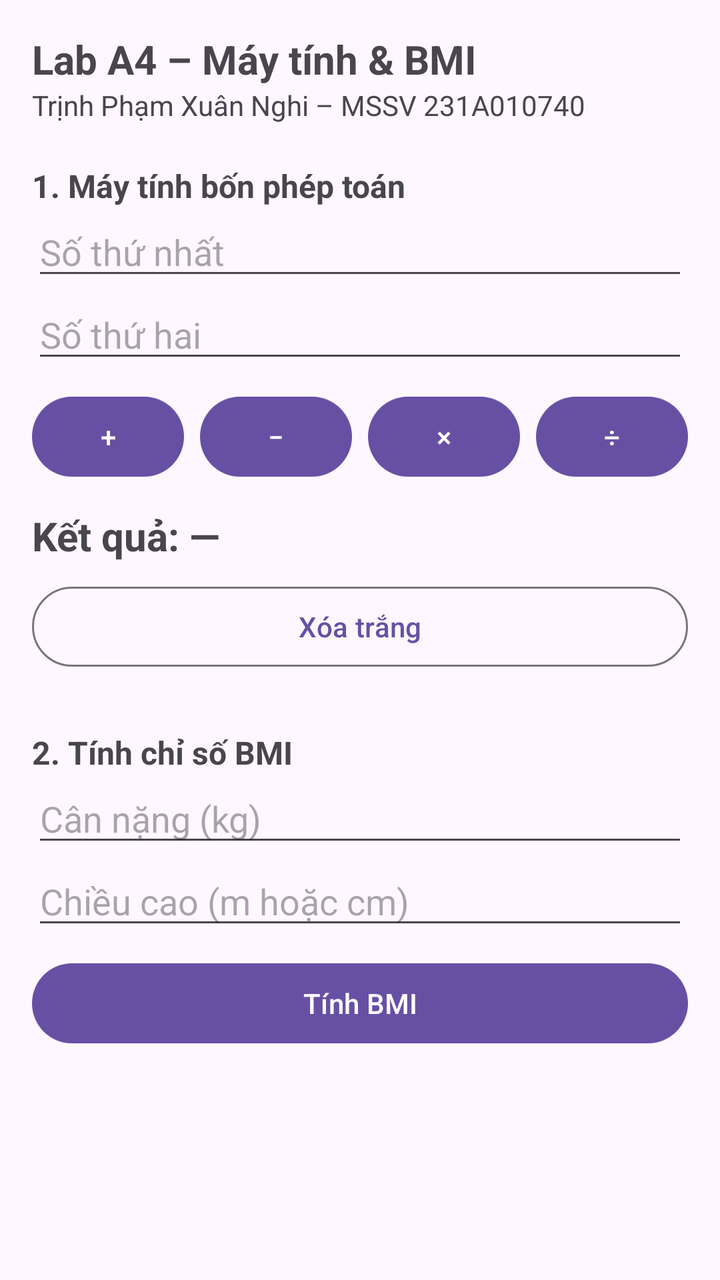
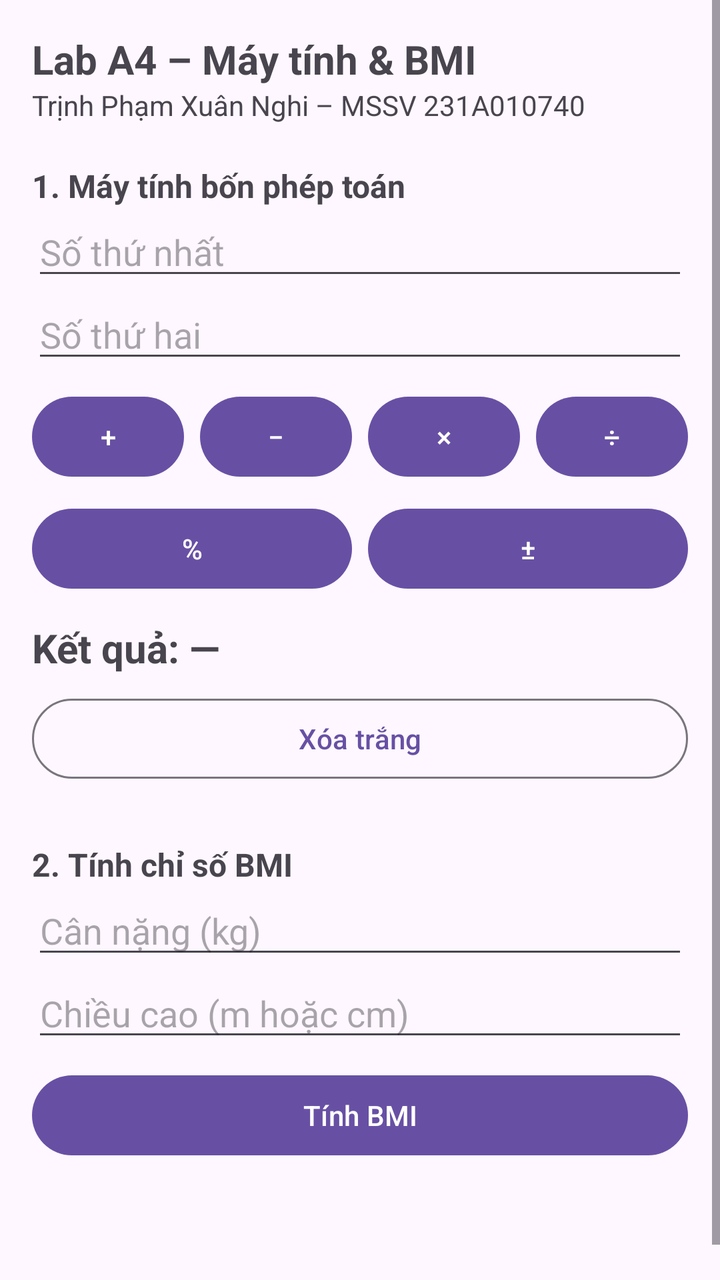

Compare the two renders of this Android layout. The source of the first and the diff that turns it into the second are given below.
<!-- AndroidManifest.xml: application theme Theme.MyApplication -->
<!-- res/layout/activity_main.xml -->
<?xml version="1.0" encoding="utf-8"?>
<ScrollView xmlns:android="http://schemas.android.com/apk/res/android"
    android:id="@+id/main"
    android:layout_width="match_parent"
    android:layout_height="match_parent">

    <LinearLayout
        android:layout_width="match_parent"
        android:layout_height="wrap_content"
        android:orientation="vertical"
        android:padding="16dp">

        <TextView
            android:layout_width="wrap_content"
            android:layout_height="wrap_content"
            android:text="@string/title"
            android:textSize="20sp"
            android:textStyle="bold" />

        <TextView
            android:layout_width="wrap_content"
            android:layout_height="wrap_content"
            android:text="@string/student"
            android:textSize="14sp" />

        

        <TextView
            android:layout_width="wrap_content"
            android:layout_height="wrap_content"
            android:layout_marginTop="20dp"
            android:text="@string/section_calc"
            android:textSize="16sp"
            android:textStyle="bold" />

        <EditText
            android:id="@+id/edtSoA"
            android:layout_width="match_parent"
            android:layout_height="wrap_content"
            android:hint="@string/hint_a"
            android:importantForAutofill="no"
            android:inputType="text" />

        <EditText
            android:id="@+id/edtSoB"
            android:layout_width="match_parent"
            android:layout_height="wrap_content"
            android:hint="@string/hint_b"
            android:importantForAutofill="no"
            android:inputType="numberDecimal|numberSigned" />

        <LinearLayout
            android:layout_width="match_parent"
            android:layout_height="wrap_content"
            android:layout_marginTop="8dp"
            android:orientation="horizontal">

            <Button
                android:id="@+id/btnCong"
                android:layout_width="0dp"
                android:layout_height="wrap_content"
                android:layout_weight="1"
                android:text="@string/op_add" />

            <Button
                android:id="@+id/btnTru"
                android:layout_width="0dp"
                android:layout_height="wrap_content"
                android:layout_marginStart="8dp"
                android:layout_weight="1"
                android:text="@string/op_sub" />

            <Button
                android:id="@+id/btnNhan"
                android:layout_width="0dp"
                android:layout_height="wrap_content"
                android:layout_marginStart="8dp"
                android:layout_weight="1"
                android:text="@string/op_mul" />

            <Button
                android:id="@+id/btnChia"
                android:layout_width="0dp"
                android:layout_height="wrap_content"
                android:layout_marginStart="8dp"
                android:layout_weight="1"
                android:text="@string/op_div" />

        </LinearLayout>

        <TextView
            android:id="@+id/tvKetQua"
            android:layout_width="match_parent"
            android:layout_height="wrap_content"
            android:layout_marginTop="12dp"
            android:text="@string/result_placeholder"
            android:textSize="20sp"
            android:textStyle="bold" />

        <Button
            android:id="@+id/btnXoa"
            style="?attr/materialButtonOutlinedStyle"
            android:layout_width="match_parent"
            android:layout_height="wrap_content"
            android:layout_marginTop="8dp"
            android:text="@string/clear" />

        

        <TextView
            android:layout_width="wrap_content"
            android:layout_height="wrap_content"
            android:layout_marginTop="28dp"
            android:text="@string/section_bmi"
            android:textSize="16sp"
            android:textStyle="bold" />

        <EditText
            android:id="@+id/edtCanNang"
            android:layout_width="match_parent"
            android:layout_height="wrap_content"
            android:hint="@string/hint_weight"
            android:importantForAutofill="no"
            android:inputType="numberDecimal" />

        <EditText
            android:id="@+id/edtChieuCao"
            android:layout_width="match_parent"
            android:layout_height="wrap_content"
            android:hint="@string/hint_height"
            android:importantForAutofill="no"
            android:inputType="numberDecimal" />

        <Button
            android:id="@+id/btnTinhBmi"
            android:layout_width="match_parent"
            android:layout_height="wrap_content"
            android:layout_marginTop="8dp"
            android:text="@string/calc_bmi" />

        <TextView
            android:id="@+id/tvBmi"
            android:layout_width="match_parent"
            android:layout_height="wrap_content"
            android:layout_marginTop="12dp"
            android:textSize="20sp"
            android:textStyle="bold" />

        <TextView
            android:id="@+id/tvPhanLoai"
            android:layout_width="match_parent"
            android:layout_height="wrap_content"
            android:textSize="16sp" />

    </LinearLayout>

</ScrollView>
<!-- resources referenced by this layout -->
<resources>
  <string name="calc_bmi">Tính BMI</string>
  <string name="clear">Xóa trắng</string>
  <string name="hint_a">Số thứ nhất</string>
  <string name="hint_b">Số thứ hai</string>
  <string name="hint_height">Chiều cao (m hoặc cm)</string>
  <string name="hint_weight">Cân nặng (kg)</string>
  <string name="op_add">+</string>
  <string name="op_div">÷</string>
  <string name="op_mul">×</string>
  <string name="op_sub">−</string>
  <string name="result_placeholder">Kết quả: —</string>
  <string name="section_bmi">2. Tính chỉ số BMI</string>
  <string name="section_calc">1. Máy tính bốn phép toán</string>
  <string name="student">Trịnh Phạm Xuân Nghi – MSSV 231A010740</string>
  <string name="title">Lab A4 – Máy tính &amp; BMI</string>
  <style name="Theme.MyApplication" parent="Base.Theme.MyApplication" />
  <style name="Base.Theme.MyApplication" parent="Theme.Material3.DayNight.NoActionBar">
          
          
      </style>
</resources>

<!-- the commit's change to res/layout/activity_main.xml (unified diff, before → after) -->
@@ -39,7 +39,7 @@
             android:layout_height="wrap_content"
             android:hint="@string/hint_a"
             android:importantForAutofill="no"
-            android:inputType="text" />
+            android:inputType="numberDecimal|numberSigned" />
 
         <EditText
             android:id="@+id/edtSoB"
@@ -48,6 +48,8 @@
             android:hint="@string/hint_b"
             android:importantForAutofill="no"
             android:inputType="numberDecimal|numberSigned" />
+
+        
 
         <LinearLayout
             android:layout_width="match_parent"
@@ -85,6 +87,31 @@
                 android:layout_marginStart="8dp"
                 android:layout_weight="1"
                 android:text="@string/op_div" />
+
+        </LinearLayout>
+
+        
+
+        <LinearLayout
+            android:layout_width="match_parent"
+            android:layout_height="wrap_content"
+            android:layout_marginTop="8dp"
+            android:orientation="horizontal">
+
+            <Button
+                android:id="@+id/btnPhanTram"
+                android:layout_width="0dp"
+                android:layout_height="wrap_content"
+                android:layout_weight="1"
+                android:text="%" />
+
+            <Button
+                android:id="@+id/btnDaoDau"
+                android:layout_width="0dp"
+                android:layout_height="wrap_content"
+                android:layout_marginStart="8dp"
+                android:layout_weight="1"
+                android:text="±" />
 
         </LinearLayout>
 
